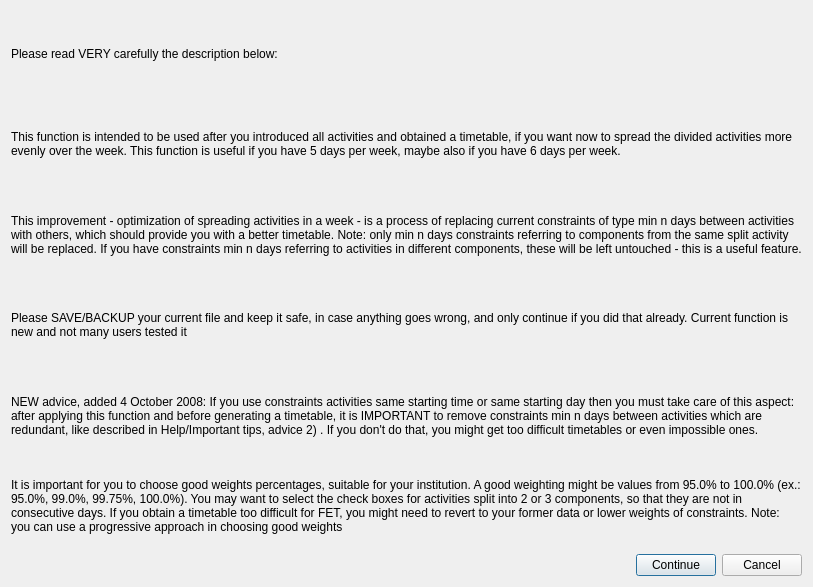
Old version of the form src/interface/spreadconfirmationform_template.ui in the repository janLo/FET.
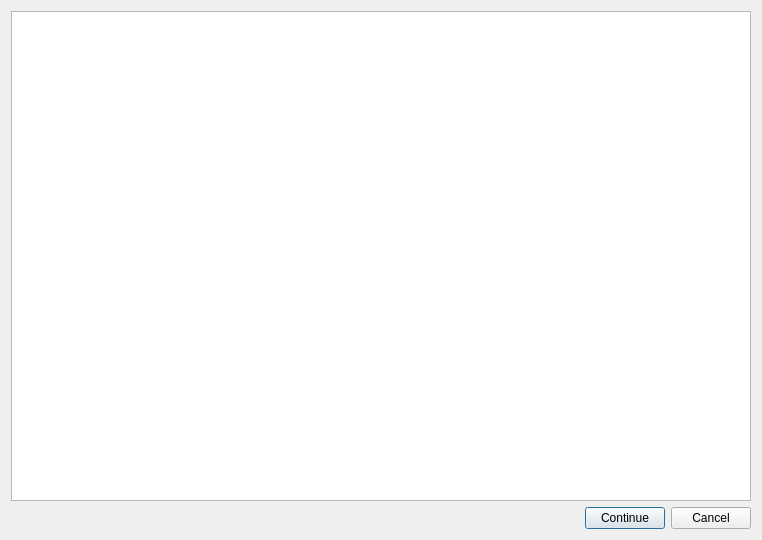
New version of the form.

What changed in the file:
```diff
--- a/src/interface/spreadconfirmationform_template.ui
+++ b/src/interface/spreadconfirmationform_template.ui
@@ -5,8 +5,8 @@
    <rect>
     <x>0</x>
     <y>0</y>
-    <width>813</width>
-    <height>587</height>
+    <width>762</width>
+    <height>540</height>
    </rect>
   </property>
   <property name="windowTitle" >
@@ -14,72 +14,9 @@
   </property>
   <layout class="QGridLayout" name="gridLayout" >
    <item row="0" column="0" colspan="3" >
-    <widget class="QLabel" name="label" >
-     <property name="sizePolicy" >
-      <sizepolicy vsizetype="Preferred" hsizetype="Preferred" >
-       <horstretch>0</horstretch>
-       <verstretch>0</verstretch>
-      </sizepolicy>
-     </property>
-     <property name="text" >
-      <string>Please read VERY carefully the description below:</string>
-     </property>
-     <property name="wordWrap" >
-      <bool>true</bool>
-     </property>
-    </widget>
+    <widget class="QTextBrowser" name="textBrowser" />
    </item>
-   <item row="1" column="0" colspan="3" >
-    <widget class="QLabel" name="label_3" >
-     <property name="text" >
-      <string>This function is intended to be used after you introduced all activities and obtained a timetable, if you want now to spread the divided activities more evenly over the week. This function is useful if you have 5 days per week, maybe also if you have 6 days per week.</string>
-     </property>
-     <property name="wordWrap" >
-      <bool>true</bool>
-     </property>
-    </widget>
-   </item>
-   <item row="2" column="0" colspan="3" >
-    <widget class="QLabel" name="label_6" >
-     <property name="text" >
-      <string>This improvement - optimization of spreading activities in a week - is a process of replacing current constraints of type min n days between activities with others, which should provide you with a better timetable. Note: only min n days constraints referring to components from the same split activity will be replaced. If you have constraints min n days referring to activities in different components, these will be left untouched - this is a useful feature.</string>
-     </property>
-     <property name="wordWrap" >
-      <bool>true</bool>
-     </property>
-    </widget>
-   </item>
-   <item row="3" column="0" colspan="3" >
-    <widget class="QLabel" name="label_5" >
-     <property name="text" >
-      <string>Please SAVE/BACKUP your current file and keep it safe, in case anything goes wrong, and only continue if you did that already. Current function is new and not many users tested it</string>
-     </property>
-     <property name="wordWrap" >
-      <bool>true</bool>
-     </property>
-    </widget>
-   </item>
-   <item row="4" column="0" colspan="3" >
-    <widget class="QLabel" name="label_4" >
-     <property name="text" >
-      <string>NEW advice, added 4 October 2008: If you use constraints activities same starting time or same starting day then you must take care of this aspect: after applying this function and before generating a timetable, it is IMPORTANT to remove constraints min n days between activities which are redundant, like described in Help/Important tips, advice 2) . If you don't do that, you might get too difficult timetables or even impossible ones.</string>
-     </property>
-     <property name="wordWrap" >
-      <bool>true</bool>
-     </property>
-    </widget>
-   </item>
-   <item row="5" column="0" colspan="3" >
-    <widget class="QLabel" name="label_7" >
-     <property name="text" >
-      <string>It is important for you to choose good weights percentages, suitable for your institution. A good weighting might be values from 95.0% to 100.0% (ex.: 95.0%, 99.0%, 99.75%, 100.0%). You may want to select the check boxes for activities split into 2 or 3 components, so that they are not in consecutive days. If you obtain a timetable too difficult for FET, you might need to revert to your former data or lower weights of constraints. Note: you can use a progressive approach in choosing good weights</string>
-     </property>
-     <property name="wordWrap" >
-      <bool>true</bool>
-     </property>
-    </widget>
-   </item>
-   <item row="6" column="0" >
+   <item row="1" column="0" >
     <spacer name="horizontalSpacer" >
      <property name="orientation" >
       <enum>Qt::Horizontal</enum>
@@ -92,14 +29,14 @@
      </property>
     </spacer>
    </item>
-   <item row="6" column="1" >
+   <item row="1" column="1" >
     <widget class="QPushButton" name="pushButton" >
      <property name="text" >
       <string>Continue</string>
      </property>
     </widget>
    </item>
-   <item row="6" column="2" >
+   <item row="1" column="2" >
     <widget class="QPushButton" name="pushButton_2" >
      <property name="text" >
       <string>Cancel</string>
```
